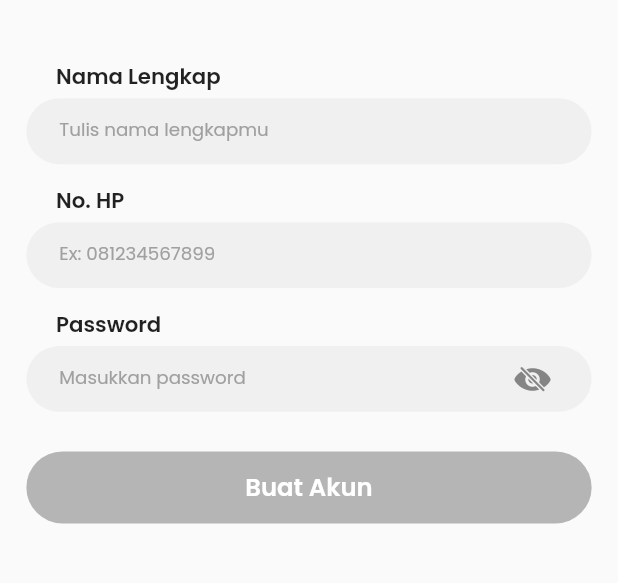
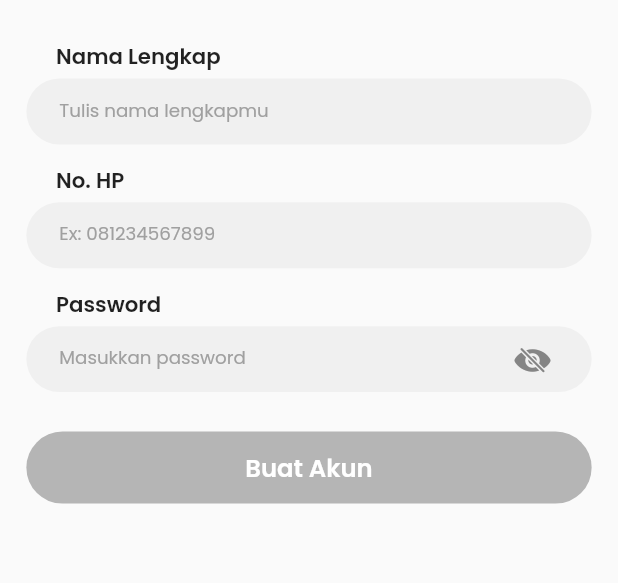
Before and after one commit to juragancode/sample, a Flutter app: the DaftarView screen opened by its route, on a phone screen of 412 x 824 dp, the part 60-643 px from its top. Run offline on Flutter 3.47's test engine with Material 2 defaults, Android fonts, the phone set to English and light mode, and no system bars; our stand-ins replace flutter_screenutil, flutter_svg, get, get_storage, permission_handler, pin_code_fields; missing offline and left inert: text_divider; accounts and stored records are empty.

```diff
--- a/lib/app/modules/daftar/views/daftar_view.dart
+++ b/lib/app/modules/daftar/views/daftar_view.dart
@@ -39,7 +39,7 @@ class DaftarView extends GetView<DaftarController> {
             ),
           ),
           title: Text(
-            'Daftar',
+            'Daftar'.tr,
             style: TextStyle(
               color: Color(0xFF333333),
               fontSize: 16.sp,
@@ -110,12 +110,12 @@ class DaftarView extends GetView<DaftarController> {
               //   ),
               // ),
 
-              SizedBox(height: 12.w),
+              // SizedBox(height: 12.w),
               Row(
                 children: [
                   SizedBox(width: 34.w),
                   Text(
-                    "Nama Lengkap",
+                    "Nama Lengkap".tr,
                     style: TextStyle(
                       fontSize: 14.sp,
                       fontFamily: 'Poppins',
@@ -148,7 +148,7 @@ class DaftarView extends GetView<DaftarController> {
                   autocorrect: false,
                   decoration: InputDecoration(
                     border: InputBorder.none,
-                    hintText: 'Tulis nama lengkapmu',
+                    hintText: 'Tulis nama lengkapmu'.tr,
                     contentPadding:
                         EdgeInsets.symmetric(horizontal: 20.w, vertical: 13.w),
                     hintStyle: TextStyle(
@@ -165,7 +165,7 @@ class DaftarView extends GetView<DaftarController> {
                 children: [
                   SizedBox(width: 34.w),
                   Text(
-                    "No. HP",
+                    "No. HP".tr,
                     style: TextStyle(
                       fontSize: 14.sp,
                       fontFamily: 'Poppins',
@@ -253,7 +253,7 @@ class DaftarView extends GetView<DaftarController> {
                     autocorrect: false,
                     decoration: InputDecoration(
                       border: InputBorder.none,
-                      hintText: 'Masukkan password',
+                      hintText: 'Masukkan password'.tr,
                       contentPadding: EdgeInsets.symmetric(
                           horizontal: 20.w, vertical: 13.w),
                       hintStyle: TextStyle(
@@ -349,7 +349,7 @@ class DaftarView extends GetView<DaftarController> {
                                 }
                               : () {},
                       child: Text(
-                        "Buat Akun",
+                        "Buat Akun".tr,
                         style: TextStyle(
                           fontSize: 16.sp,
                           fontFamily: 'Poppins',
--- a/lib/app/utils/translation.dart
+++ b/lib/app/utils/translation.dart
@@ -73,6 +73,36 @@ class Languages extends Translations {
           'Dengan mendaftar, kamu menyetujui':
               'Dengan mendaftar, kamu menyetujui',
           ' Syarat & Kebijakan Privasi ': ' Syarat & Kebijakan Privasi ',
+          'Nama Lengkap': 'Nama Lengkap',
+          'Tulis nama lengkapmu': 'Tulis nama lengkapmu',
+          'No. HP': 'No. HP',
+          'Buat Akun': 'Buat Akun',
+          'Yeay! akun berhasil dibuat': 'Yeay! akun berhasil dibuat',
+          'Nikmati kemudahan jual beli dengan GAS Indonesia!':
+              'Nikmati kemudahan jual beli dengan GAS Indonesia!',
+          // 'Selanjutnya': '',
+          // 'Selanjutnya': '',
+          // 'Selanjutnya': '',
+          // 'Selanjutnya': '',
+          // 'Selanjutnya': '',
+          // 'Selanjutnya': '',
+          // 'Selanjutnya': '',
+          // 'Selanjutnya': '',
+          // 'Selanjutnya': '',
+          // 'Selanjutnya': '',
+          // 'Selanjutnya': '',
+          // 'Selanjutnya': '',
+          // 'Selanjutnya': '',
+          // 'Selanjutnya': '',
+          // 'Selanjutnya': '',
+          // 'Selanjutnya': '',
+          // 'Selanjutnya': '',
+          // 'Selanjutnya': '',
+          // 'Selanjutnya': '',
+          // 'Selanjutnya': '',
+          // 'Selanjutnya': '',
+          // 'Selanjutnya': '',
+          // 'Selanjutnya': '',
           // 'Selanjutnya': '',
           // 'Selanjutnya': '',
           // 'Selanjutnya': '',
@@ -149,6 +179,13 @@ class Languages extends Translations {
           'Dengan mendaftar, kamu menyetujui':
               'By registering, you agree to the',
           ' Syarat & Kebijakan Privasi ': ' Terms & Privacy Policy ',
+          'Nama Lengkap': 'Full Name',
+          'Tulis nama lengkapmu': 'Enter your full name',
+          'No. HP': 'Phone Number',
+          'Buat Akun': 'Create Account',
+          'Yeay! akun berhasil dibuat': 'You’re all set!',
+          'Nikmati kemudahan jual beli dengan GAS Indonesia!':
+              'Have some great experience with GAS Apps!',
         },
       };
 }
--- a/lib/app/widgets/splashAccountBerhasilDibuat.dart
+++ b/lib/app/widgets/splashAccountBerhasilDibuat.dart
@@ -23,7 +23,7 @@ class splashAccountBerhasilDibuat extends StatelessWidget {
           ),
           SizedBox(height: 24),
           Text(
-            "Yeay! akun berhasil dibuat",
+            "Yeay! akun berhasil dibuat".tr,
             style: TextStyle(
               fontSize: 16,
               fontFamily: 'Poppins',
@@ -34,7 +34,7 @@ class splashAccountBerhasilDibuat extends StatelessWidget {
           ),
           SizedBox(height: 8),
           Text(
-            "Nikmati kemudahan jual beli dengan GAS Indonesia!",
+            "Nikmati kemudahan jual beli dengan GAS Indonesia!".tr,
             style: TextStyle(
               fontSize: 12,
               fontFamily: 'Poppins',
--- a/lib/main.dart
+++ b/lib/main.dart
@@ -16,7 +16,7 @@ class MyApp extends StatelessWidget {
     return ScreenUtilInit(
       builder: (context, child) => GetMaterialApp(
         title: "Application",
-        initialRoute: Routes.ALIH_BAHASA,
+        initialRoute: Routes.HOME,
         getPages: AppPages.routes,
         debugShowCheckedModeBanner: false,
         theme: themeGAS(),
```
